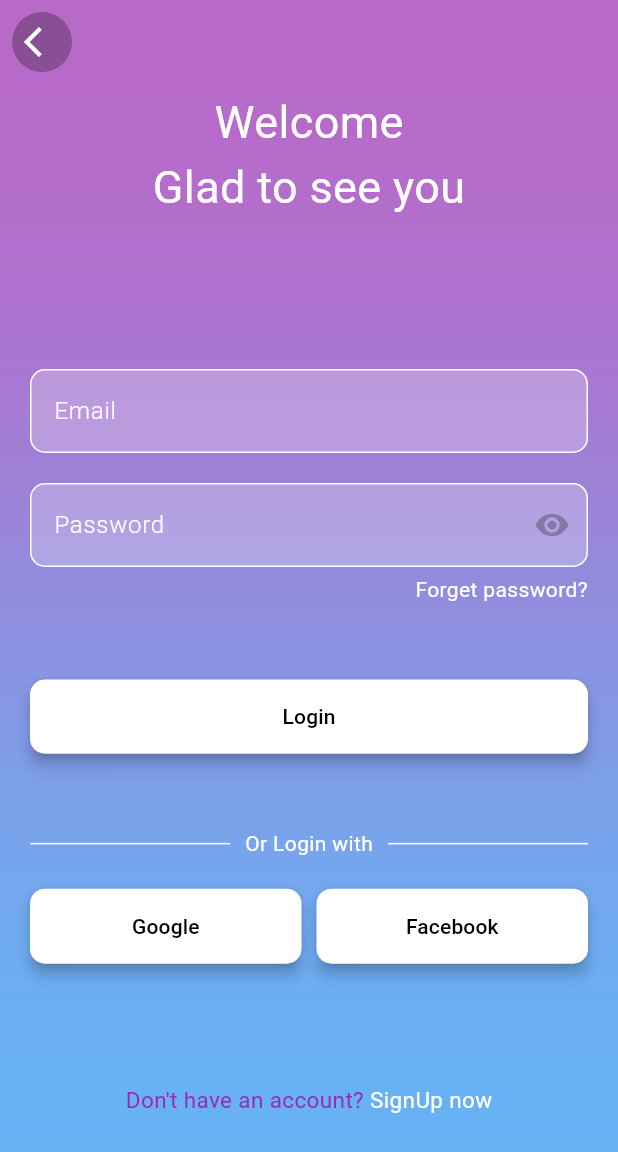
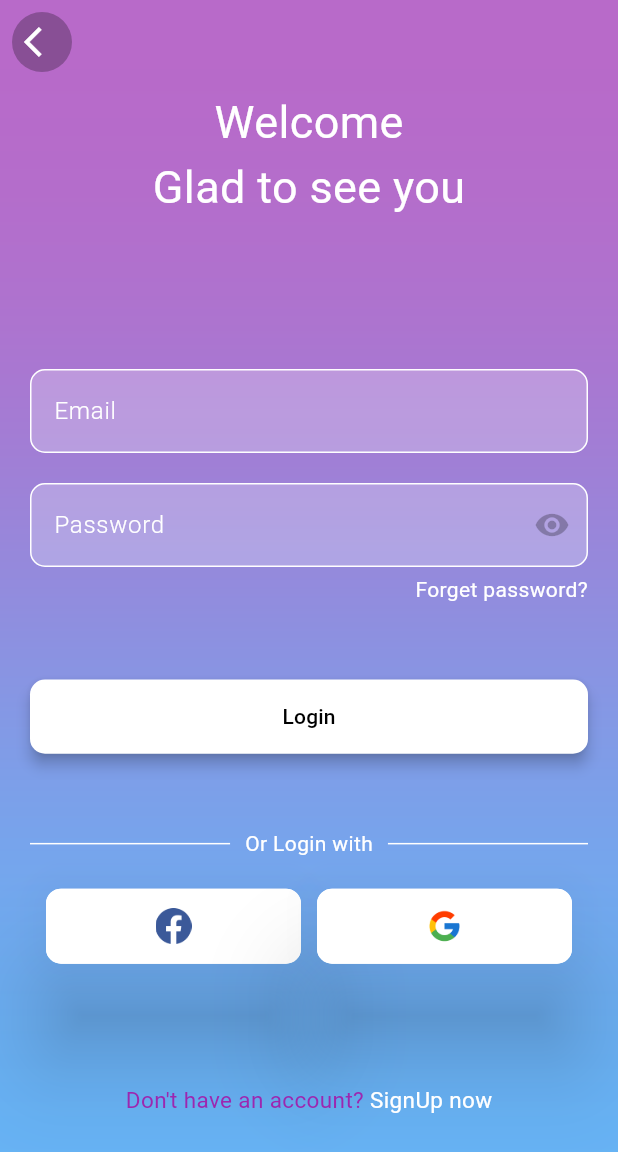
Before and after one commit to farizfarooqui/Chat-App, a Flutter app: the LoginScreen screen opened directly, on a phone screen of 412 x 824 dp. Shown: the top 1152 px of the screen. Run offline on Flutter 3.47's test engine with Material 3 defaults, Android fonts, the phone set to English and light mode, and no system bars; drawn by our look-alikes of loading_overlay; our stand-ins replace cloud_firestore, firebase_auth, firebase_core, flutter_spinkit, get; accounts and stored records are empty.

```diff
--- /dev/null
+++ b/lib/Constant/app_colors.dart
@@ -0,0 +1,11 @@
+import 'package:flutter/material.dart';
+
+class AppColors {
+  static const Color green = Color(0xFF00b380);
+  static const Color white = Colors.white;
+  static const Color black = Colors.black;
+  static const Color darkGrey = Color(0xFF707070);
+  static const Color lightGrey = Color(0xFFEEEEEE);
+  //transparent
+  static const Color transparent = Colors.transparent;
+}
--- a/lib/UI/Authentication Screens/login_screen.dart
+++ b/lib/UI/Authentication Screens/login_screen.dart
@@ -1,14 +1,15 @@
+import 'package:chatapp/Constant/app_colors.dart';
 import 'package:chatapp/Service/Auth%20Service/auth_service.dart';
 import 'package:chatapp/UI/Authentication%20Screens/forgot_pass_screen.dart';
 import 'package:chatapp/UI/Authentication%20Screens/sign_up_screen.dart';
 import 'package:chatapp/UI/Authentication%20Screens/widgets/button_widget.dart';
 import 'package:chatapp/UI/Authentication%20Screens/widgets/foreground_widget.dart';
+import 'package:chatapp/UI/Authentication%20Screens/widgets/icon_button.dart';
 import 'package:chatapp/UI/Authentication%20Screens/widgets/text_field_widget.dart';
 import 'package:chatapp/UI/Home%20Screen/home_screen.dart';
 import 'package:cloud_firestore/cloud_firestore.dart';
 import 'package:flutter/material.dart';
 import 'package:flutter/services.dart';
-import 'package:flutter/widgets.dart';
 import 'package:flutter_spinkit/flutter_spinkit.dart';
 import 'package:loading_overlay/loading_overlay.dart';
 
@@ -195,28 +196,23 @@ class _LoginScreenState extends State<LoginScreen> {
                     ),
                     //Buttons
                     Row(
+                      mainAxisAlignment: MainAxisAlignment.spaceEvenly,
                       children: [
-                        Expanded(
-                          child: CustomButton(
-                              text: 'Google',
-                              height: 50,
-                              backgroundColor: Colors.white,
-                              borderColor: Colors.transparent,
-                              textColor: Colors.black,
-                              onPressed: () {}),
+                        CustomIconButton(
+                          imagePath: 'assets/images/icons/facebook.png',
+                          backgroundColor: AppColors.white,
+                          borderColor: Colors.white,
+                          height: 50,
+                          width: 170,
                         ),
-                        const SizedBox(
-                          width: 10,
+                        CustomIconButton(
+                          imagePath: 'assets/images/icons/google.png',
+                          backgroundColor: AppColors.white,
+                          borderColor: Colors.white,
+                          width: 170,
+                          height: 50,
+
                         ),
-                        Expanded(
-                          child: CustomButton(
-                              text: 'Facebook',
-                              height: 50,
-                              backgroundColor: Colors.white,
-                              borderColor: Colors.transparent,
-                              textColor: Colors.black,
-                              onPressed: () {}),
-                        )
                       ],
                     ),
                     const SizedBox(
@@ -254,3 +250,30 @@ class _LoginScreenState extends State<LoginScreen> {
     );
   }
 }
+
+// Row(
+//                     mainAxisAlignment: MainAxisAlignment.spaceEvenly,
+//                     children: [
+//                       CustomIconButton(
+//                         imagePath: 'assets/images/icons/facebook.png',
+//                         backgroundColor: AppColors.whiteColor,
+//                         borderColor: AppColors.lightGreyBorder,
+//                         height: 50,
+//                         width: 100,
+//                       ),
+//                       CustomIconButton(
+//                         imagePath: 'assets/images/icons/google.png',
+//                         backgroundColor: AppColors.whiteColor,
+//                         borderColor: AppColors.lightGreyBorder,
+//                         height: 50,
+//                         width: 100,
+//                       ),
+//                       CustomIconButton(
+//                         imagePath: 'assets/images/icons/amazon.png',
+//                         backgroundColor: AppColors.yellow,
+//                         borderColor: AppColors.yellow,
+//                         height: 50,
+//                         width: 100,
+//                       ),
+//                     ],
+//                   ),
--- /dev/null
+++ b/lib/UI/Authentication Screens/widgets/icon_button.dart
@@ -0,0 +1,40 @@
+import 'package:flutter/material.dart';
+
+class CustomIconButton extends StatelessWidget {
+  final String imagePath;
+  final Color backgroundColor;
+  final Color borderColor;
+  final double height;
+  final double? width;
+  final VoidCallback? onPressed;
+  const CustomIconButton(
+      {super.key,
+      required this.imagePath,
+      required this.backgroundColor,
+      required this.borderColor,
+      required this.height,
+      this.width,
+      this.onPressed});
+
+  @override
+  Widget build(BuildContext context) {
+    return ElevatedButton(
+        onPressed: onPressed,
+        style: ButtonStyle(
+          elevation: MaterialStatePropertyAll(30),
+          backgroundColor: MaterialStateProperty.all(backgroundColor),
+          shape: MaterialStateProperty.all<RoundedRectangleBorder>(
+            RoundedRectangleBorder(
+              borderRadius: BorderRadius.circular(10),
+              side: BorderSide(width: 2, color: borderColor),
+            ),
+          ),
+          minimumSize: MaterialStateProperty.all(Size(
+              width ?? double.infinity, height)), // Butto  height and width
+        ),
+        child: Image.asset(
+          imagePath,
+          height: (height - 26),
+        ));
+  }
+}
--- a/pubspec.yaml
+++ b/pubspec.yaml
@@ -73,7 +73,7 @@ flutter:
 
   # To add assets to your application, add an assets section, like this:
   assets:
-    - assets/images/
+    - assets/images/icons/
   #   - images/a_dot_ham.jpeg
 
   # An image asset can refer to one or more resolution-specific "variants", see
```
Also changed, not shown: lib/Constant/app_styles.dart (added, +15 -0 lines), lib/UI/Common widgets/personal_details_widget.dart (added, +169 -0 lines), lib/UI/Common widgets/tile_widget.dart (added, +36 -0 lines), lib/UI/Home Screen/Widget/drawer_widget.dart (+10 -0 lines), lib/UI/Profile screen/profile_screen.dart (added, +146 -0 lines), lib/main.dart (+16 -7 lines), assets/images/icons/facebook.png (added), assets/images/icons/google.png (added).
